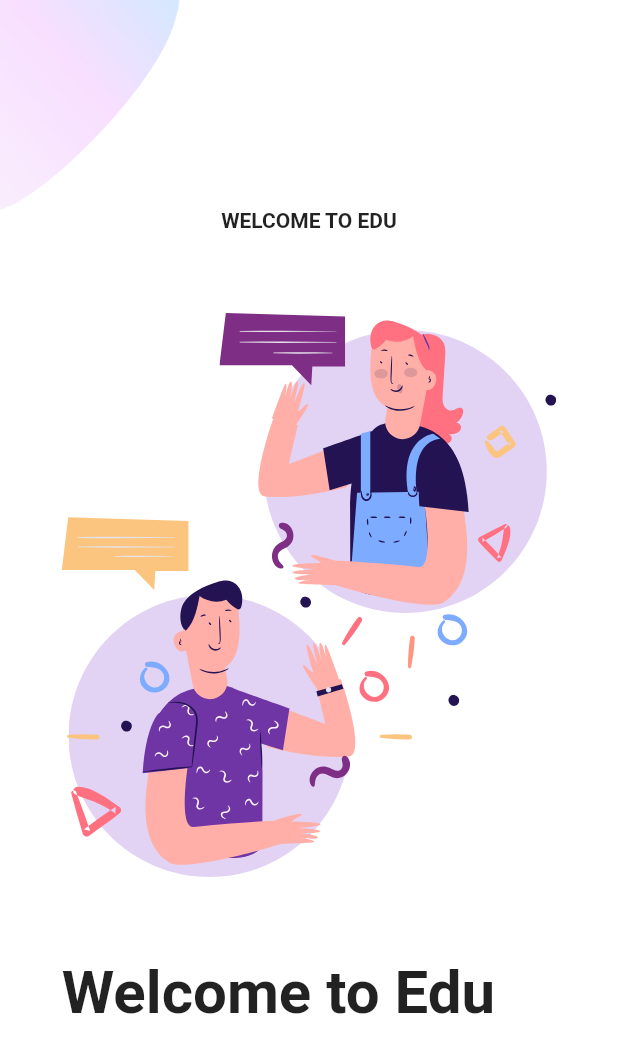
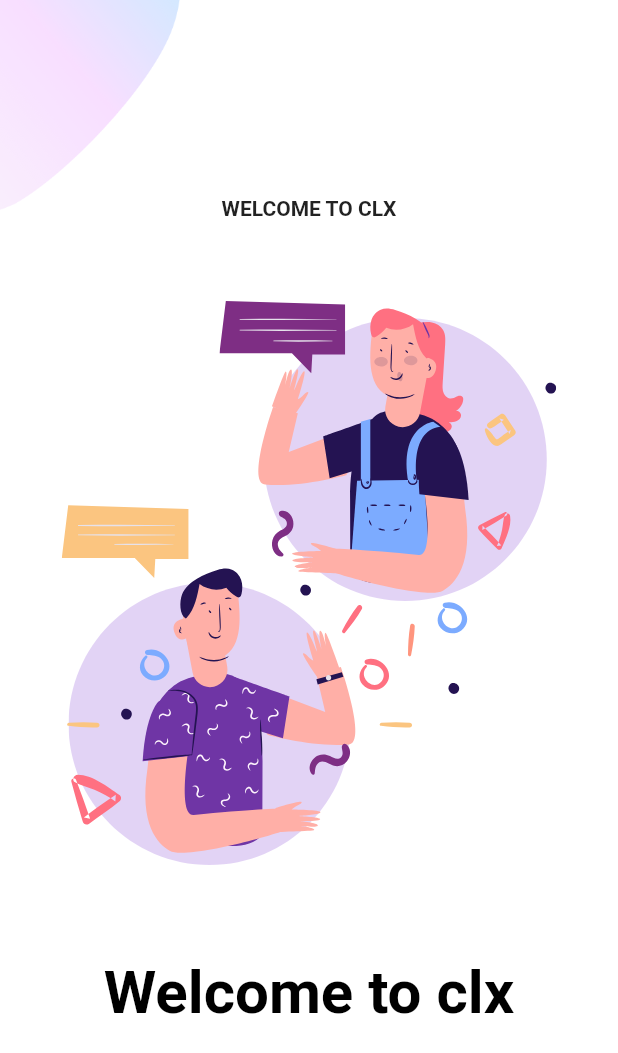
Before and after one commit to guoqingkuku/admin_helper, a Flutter app: the screen it shows after launch, on a phone screen of 412 x 824 dp. Shown: the top 1053 px of the screen. Run offline on Flutter 3.47's test engine with Material 2 defaults, Android fonts, the phone set to English and light mode, and no system bars; our stand-ins replace flutter_svg, get; missing offline and left inert: dart:js; statements that could not run were skipped.

Commit message:
web 与 app 交互

```diff
--- a/lib/welcome/components/welcome_image.dart
+++ b/lib/welcome/components/welcome_image.dart
@@ -13,7 +13,7 @@ class WelcomeImage extends StatelessWidget {
     return Column(
       children: [
         const Text(
-          "WELCOME TO EDU",
+          "WELCOME TO CLX",
           style: TextStyle(fontWeight: FontWeight.bold),
         ),
         const SizedBox(height: defaultPadding * 2),
--- a/lib/welcome/welcome_screen.dart
+++ b/lib/welcome/welcome_screen.dart
@@ -1,10 +1,10 @@
-import 'package:admin_helper/app_to_js/app_to_js.dart';
+import 'dart:convert';
 import 'package:admin_helper/common/responsive.dart';
 import 'package:flutter/material.dart';
-import 'package:get/route_manager.dart';
-
 import 'components/background.dart';
 import 'components/welcome_image.dart';
+// ignore: avoid_web_libraries_in_flutter
+import 'dart:js' as js;
 
 class WelcomeScreen extends StatelessWidget {
   const WelcomeScreen({Key? key}) : super(key: key);
@@ -22,25 +22,26 @@ class WelcomeScreen extends StatelessWidget {
                   child: WelcomeImage(),
                 ),
                 Expanded(
-                  child: InkWell(
-                    onTap: () {
-                      Get.to(() => const AppToJs());
-                    },
                   child: Row(
                     mainAxisAlignment: MainAxisAlignment.center,
-                      children: const [
+                    children: [
                       SizedBox(
                         width: 450,
-                          child: Text(
-                            "Welcome to Edu",
+                        child: TextButton(
+                          onPressed: () {
+                            callApp();
+                          },
+                          child: const Text(
+                            "Welcome to clx",
                             style: TextStyle(
                               fontSize: 40,
+                               color: Colors.black,
                               fontWeight: FontWeight.bold,
                             ),
                           ),
                         ),
+                      ),
                     ],
-                    ),
                   ),
                 ),
               ],
@@ -65,21 +66,35 @@ class MobileWelcomeScreen extends StatelessWidget {
       children: <Widget>[
         const WelcomeImage(),
         Row(
-          children: const [
-            Spacer(),
+          children: [
+            const Spacer(),
             Expanded(
                 flex: 8,
-                child: Text(
-                  "Welcome to Edu",
+                child: TextButton(
+                  onPressed: () {
+                    callApp();
+                  },
+                  child: const Text(
+                    "Welcome to clx",
                     style: TextStyle(
                       fontSize: 40,
                       fontWeight: FontWeight.bold,
+                      color: Colors.black,
+                    ),
                   ),
                 )),
-            Spacer(),
+            const Spacer(),
           ],
         ),
       ],
     );
   }
 }
+
+void callApp() {
+  // web 中调用flutter
+  var prams = {"name": "flutter", "age": 18};
+  var str = json.encode(prams);
+  var ob = js.context['testAdd'];
+  js.JsObject.fromBrowserObject(ob).callMethod('postMessage', [str]);
+}
```
Also changed, not shown: lib/main.dart (+22 -1 lines). Lines whose indentation alone changed are shown as unchanged.
